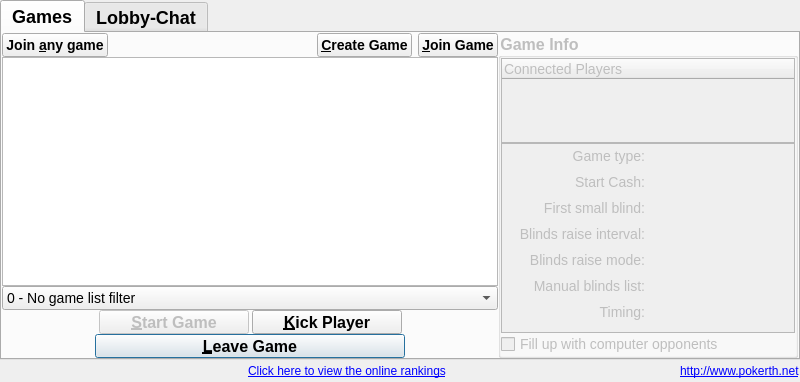
pokerth/pokerth, file src/gui/qt/gui_800x480/gamelobbydialog_800x480.ui: the form before one commit.
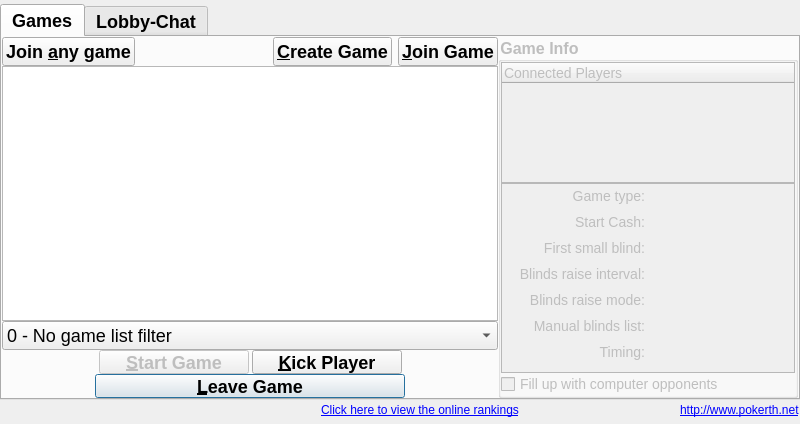
The form after the commit. Icons and pictures are not drawn.

Commit message: next steps android gui - lobby

Patch:
```diff
--- a/src/gui/qt/gui_800x480/gamelobbydialog_800x480.ui
+++ b/src/gui/qt/gui_800x480/gamelobbydialog_800x480.ui
@@ -7,122 +7,35 @@
     <x>0</x>
     <y>0</y>
     <width>800</width>
-    <height>382</height>
+    <height>424</height>
    </rect>
   </property>
   <property name="minimumSize">
    <size>
     <width>800</width>
-    <height>380</height>
+    <height>424</height>
    </size>
   </property>
   <property name="windowTitle">
    <string>Internet Game Lobby</string>
   </property>
-  <property name="styleSheet">
-   <string notr="true"/>
-  </property>
-  <layout class="QGridLayout" name="gridLayout_2">
-   <property name="margin">
-    <number>0</number>
-   </property>
+  <layout class="QVBoxLayout" name="verticalLayout_3">
    <property name="spacing">
     <number>0</number>
    </property>
-   <item row="2" column="0">
-    <layout class="QHBoxLayout">
-     <item>
-      <widget class="QLabel" name="label_connectedPlayersCounter">
-       <property name="styleSheet">
-        <string notr="true">QObject {font: 12px}</string>
-       </property>
-       <property name="text">
-        <string/>
-       </property>
-      </widget>
-     </item>
-     <item>
-      <widget class="QLabel" name="label_runningGamesCounter">
-       <property name="styleSheet">
-        <string notr="true">QObject {font: 12px}</string>
-       </property>
-       <property name="text">
-        <string/>
-       </property>
-      </widget>
-     </item>
-     <item>
-      <widget class="QLabel" name="label_openGamesCounter">
-       <property name="sizePolicy">
-        <sizepolicy hsizetype="MinimumExpanding" vsizetype="Preferred">
-         <horstretch>0</horstretch>
-         <verstretch>0</verstretch>
-        </sizepolicy>
-       </property>
-       <property name="styleSheet">
-        <string notr="true">QObject {font: 12px}</string>
-       </property>
-       <property name="text">
-        <string/>
-       </property>
-      </widget>
-     </item>
-     <item>
-      <widget class="QLabel" name="label">
-       <property name="styleSheet">
-        <string notr="true">QObject {font: 12px}</string>
-       </property>
-       <property name="text">
-        <string>&lt;!DOCTYPE HTML PUBLIC &quot;-//W3C//DTD HTML 4.0//EN&quot; &quot;http://www.w3.org/TR/REC-html40/strict.dtd&quot;&gt;
-&lt;html&gt;&lt;head&gt;&lt;meta name=&quot;qrichtext&quot; content=&quot;1&quot; /&gt;&lt;style type=&quot;text/css&quot;&gt;
-p, li { white-space: pre-wrap; }
-&lt;/style&gt;&lt;/head&gt;&lt;body&gt;
-&lt;table border=&quot;0&quot; style=&quot;-qt-table-type: root; margin-top:4px; margin-bottom:4px; margin-left:4px; margin-right:4px;&quot;&gt;
-&lt;tr&gt;
-&lt;td style=&quot;border: none;&quot;&gt;
-&lt;p style=&quot; margin-top:0px; margin-bottom:0px; margin-left:0px; margin-right:0px; -qt-block-indent:0; text-indent:0px;&quot;&gt;&lt;a href=&quot;http://online-ranking.pokerth.net&quot;&gt;&lt;span style=&quot; text-decoration: underline; color:#0000ff;&quot;&gt;Click here to view the online rankings&lt;/span&gt;&lt;/a&gt;&lt;/p&gt;&lt;/td&gt;&lt;/tr&gt;&lt;/table&gt;&lt;/body&gt;&lt;/html&gt;</string>
-       </property>
-       <property name="openExternalLinks">
-        <bool>true</bool>
-       </property>
-      </widget>
-     </item>
-     <item>
-      <spacer name="horizontalSpacer_2">
-       <property name="orientation">
-        <enum>Qt::Horizontal</enum>
-       </property>
-       <property name="sizeType">
-        <enum>QSizePolicy::Expanding</enum>
-       </property>
-       <property name="sizeHint" stdset="0">
-        <size>
-         <width>20</width>
-         <height>20</height>
-        </size>
-       </property>
-      </spacer>
-     </item>
-     <item>
-      <widget class="QLabel" name="label_pokerthDotNet">
-       <property name="styleSheet">
-        <string notr="true">QObject {font: 12px}</string>
-       </property>
-       <property name="text">
-        <string>&lt;!DOCTYPE HTML PUBLIC &quot;-//W3C//DTD HTML 4.0//EN&quot; &quot;http://www.w3.org/TR/REC-html40/strict.dtd&quot;&gt;
-&lt;html&gt;&lt;head&gt;&lt;meta name=&quot;qrichtext&quot; content=&quot;1&quot; /&gt;&lt;style type=&quot;text/css&quot;&gt;
-p, li { white-space: pre-wrap; }
-&lt;/style&gt;&lt;/head&gt;&lt;body&gt;
-&lt;p style=&quot; margin-top:0px; margin-bottom:0px; margin-left:0px; margin-right:0px; -qt-block-indent:0; text-indent:0px;&quot;&gt;&lt;a href=&quot;http://www.pokerth.net&quot;&gt;&lt;span style=&quot; text-decoration: underline; color:#0000ff;&quot;&gt;http://www.pokerth.net&lt;/span&gt;&lt;/a&gt;&lt;/p&gt;&lt;/body&gt;&lt;/html&gt;</string>
-       </property>
-       <property name="openExternalLinks">
-        <bool>true</bool>
-       </property>
-      </widget>
-     </item>
-    </layout>
-   </item>
-   <item row="1" column="0">
+   <property name="leftMargin">
+    <number>0</number>
+   </property>
+   <property name="topMargin">
+    <number>4</number>
+   </property>
+   <property name="rightMargin">
+    <number>0</number>
+   </property>
+   <property name="bottomMargin">
+    <number>4</number>
+   </property>
+   <item>
     <widget class="QTabWidget" name="tabWidget">
      <property name="minimumSize">
       <size>
@@ -130,12 +43,6 @@
        <height>360</height>
       </size>
      </property>
-     <property name="maximumSize">
-      <size>
-       <width>800</width>
-       <height>360</height>
-      </size>
-     </property>
      <property name="styleSheet">
       <string notr="true">QObject {font: bold 18px}</string>
      </property>
@@ -218,7 +125,7 @@
                 </size>
                </property>
                <property name="styleSheet">
-                <string notr="true">QObject {font: bold 16px}</string>
+                <string notr="true">QObject {font: bold 18px}</string>
                </property>
                <property name="text">
                 <string>&amp;Leave Game</string>
@@ -292,7 +199,7 @@
                 </size>
                </property>
                <property name="styleSheet">
-                <string notr="true">QObject {font: bold 16px}</string>
+                <string notr="true">QObject {font: bold 18px}</string>
                </property>
                <property name="text">
                 <string>&amp;Start Game</string>
@@ -340,7 +247,7 @@
                 </size>
                </property>
                <property name="styleSheet">
-                <string notr="true">QObject {font: bold 16px}</string>
+                <string notr="true">QObject {font: bold 18px}</string>
                </property>
                <property name="text">
                 <string>&amp;Kick Player</string>
@@ -381,7 +288,7 @@
               </size>
              </property>
              <property name="styleSheet">
-              <string notr="true">QObject {font: 14px}</string>
+              <string notr="true">QObject {font: 18px}</string>
              </property>
              <item>
               <property name="text">
@@ -415,46 +322,6 @@
              </item>
             </widget>
            </item>
-           <item row="1" column="0">
-            <widget class="QTreeView" name="treeView_GameList">
-             <property name="minimumSize">
-              <size>
-               <width>0</width>
-               <height>0</height>
-              </size>
-             </property>
-             <property name="maximumSize">
-              <size>
-               <width>16777215</width>
-               <height>16777215</height>
-              </size>
-             </property>
-             <property name="contextMenuPolicy">
-              <enum>Qt::CustomContextMenu</enum>
-             </property>
-             <property name="styleSheet">
-              <string notr="true">QObject { font: 20px; }</string>
-             </property>
-             <property name="horizontalScrollBarPolicy">
-              <enum>Qt::ScrollBarAlwaysOff</enum>
-             </property>
-             <property name="editTriggers">
-              <set>QAbstractItemView::NoEditTriggers</set>
-             </property>
-             <property name="showDropIndicator" stdset="0">
-              <bool>false</bool>
-             </property>
-             <property name="indentation">
-              <number>5</number>
-             </property>
-             <property name="rootIsDecorated">
-              <bool>false</bool>
-             </property>
-             <property name="sortingEnabled">
-              <bool>true</bool>
-             </property>
-            </widget>
-           </item>
            <item row="0" column="0">
             <layout class="QHBoxLayout">
              <property name="spacing">
@@ -478,7 +345,7 @@
                 </size>
                </property>
                <property name="styleSheet">
-                <string notr="true">QObject {font: bold 14px}</string>
+                <string notr="true">QObject {font: bold 18px}</string>
                </property>
                <property name="text">
                 <string>Join &amp;any game</string>
@@ -517,7 +384,7 @@
                 </size>
                </property>
                <property name="styleSheet">
-                <string notr="true">QObject {font: bold 14px}</string>
+                <string notr="true">QObject {font: bold 18px}</string>
                </property>
                <property name="text">
                 <string>&amp;Create Game</string>
@@ -543,7 +410,7 @@
                 </size>
                </property>
                <property name="styleSheet">
-                <string notr="true">QObject {font: bold 14px}</string>
+                <string notr="true">QObject {font: bold 18px}</string>
                </property>
                <property name="text">
                 <string>&amp;Join Game</string>
@@ -556,6 +423,40 @@
              </item>
             </layout>
            </item>
+           <item row="1" column="0">
+            <widget class="QTreeView" name="treeView_GameList">
+             <property name="sizePolicy">
+              <sizepolicy hsizetype="MinimumExpanding" vsizetype="MinimumExpanding">
+               <horstretch>0</horstretch>
+               <verstretch>0</verstretch>
+              </sizepolicy>
+             </property>
+             <property name="contextMenuPolicy">
+              <enum>Qt::CustomContextMenu</enum>
+             </property>
+             <property name="styleSheet">
+              <string notr="true">QObject { font: 18px; } QTreeView::item { font: 16px;  }</string>
+             </property>
+             <property name="horizontalScrollBarPolicy">
+              <enum>Qt::ScrollBarAlwaysOff</enum>
+             </property>
+             <property name="editTriggers">
+              <set>QAbstractItemView::NoEditTriggers</set>
+             </property>
+             <property name="showDropIndicator" stdset="0">
+              <bool>false</bool>
+             </property>
+             <property name="indentation">
+              <number>5</number>
+             </property>
+             <property name="rootIsDecorated">
+              <bool>false</bool>
+             </property>
+             <property name="sortingEnabled">
+              <bool>true</bool>
+             </property>
+            </widget>
+           </item>
           </layout>
          </item>
          <item>
@@ -635,12 +536,6 @@
                 <height>190</height>
                </size>
               </property>
-              <property name="maximumSize">
-               <size>
-                <width>16777215</width>
-                <height>190</height>
-               </size>
-              </property>
               <property name="styleSheet">
                <string notr="true">QObject {font: 14px}</string>
               </property>
@@ -1120,6 +1015,132 @@
      </widget>
     </widget>
    </item>
+   <item>
+    <layout class="QHBoxLayout" name="horizontalLayout_6">
+     <item>
+      <layout class="QHBoxLayout" name="horizontalLayout_5">
+       <property name="spacing">
+        <number>6</number>
+       </property>
+       <item>
+        <spacer name="horizontalSpacer_7">
+         <property name="orientation">
+          <enum>Qt::Horizontal</enum>
+         </property>
+         <property name="sizeType">
+          <enum>QSizePolicy::Fixed</enum>
+         </property>
+         <property name="sizeHint" stdset="0">
+          <size>
+           <width>10</width>
+           <height>20</height>
+          </size>
+         </property>
+        </spacer>
+       </item>
+       <item>
+        <widget class="QLabel" name="label_connectedPlayersCounter">
+         <property name="styleSheet">
+          <string notr="true">QObject {font: 12px}</string>
+         </property>
+         <property name="text">
+          <string/>
+         </property>
+        </widget>
+       </item>
+       <item>
+        <widget class="QLabel" name="label_openGamesCounter">
+         <property name="sizePolicy">
+          <sizepolicy hsizetype="MinimumExpanding" vsizetype="Preferred">
+           <horstretch>0</horstretch>
+           <verstretch>0</verstretch>
+          </sizepolicy>
+         </property>
+         <property name="styleSheet">
+          <string notr="true">QObject {font: 12px}</string>
+         </property>
+         <property name="text">
+          <string/>
+         </property>
+        </widget>
+       </item>
+       <item>
+        <widget class="QLabel" name="label_runningGamesCounter">
+         <property name="styleSheet">
+          <string notr="true">QObject {font: 12px}</string>
+         </property>
+         <property name="text">
+          <string/>
+         </property>
+        </widget>
+       </item>
+      </layout>
+     </item>
+     <item>
+      <spacer name="horizontalSpacer_8">
+       <property name="orientation">
+        <enum>Qt::Horizontal</enum>
+       </property>
+       <property name="sizeHint" stdset="0">
+        <size>
+         <width>40</width>
+         <height>20</height>
+        </size>
+       </property>
+      </spacer>
+     </item>
+     <item>
+      <widget class="QLabel" name="label">
+       <property name="styleSheet">
+        <string notr="true">QObject {font: 12px}</string>
+       </property>
+       <property name="text">
+        <string>&lt;!DOCTYPE HTML PUBLIC &quot;-//W3C//DTD HTML 4.0//EN&quot; &quot;http://www.w3.org/TR/REC-html40/strict.dtd&quot;&gt;
+&lt;html&gt;&lt;head&gt;&lt;meta name=&quot;qrichtext&quot; content=&quot;1&quot; /&gt;&lt;style type=&quot;text/css&quot;&gt;
+p, li { white-space: pre-wrap; }
+&lt;/style&gt;&lt;/head&gt;&lt;body&gt;
+&lt;table border=&quot;0&quot; style=&quot;-qt-table-type: root; margin-top:4px; margin-bottom:4px; margin-left:4px; margin-right:4px;&quot;&gt;
+&lt;tr&gt;
+&lt;td style=&quot;border: none;&quot;&gt;
+&lt;p style=&quot; margin-top:0px; margin-bottom:0px; margin-left:0px; margin-right:0px; -qt-block-indent:0; text-indent:0px;&quot;&gt;&lt;a href=&quot;http://online-ranking.pokerth.net&quot;&gt;&lt;span style=&quot; text-decoration: underline; color:#0000ff;&quot;&gt;Click here to view the online rankings&lt;/span&gt;&lt;/a&gt;&lt;/p&gt;&lt;/td&gt;&lt;/tr&gt;&lt;/table&gt;&lt;/body&gt;&lt;/html&gt;</string>
+       </property>
+       <property name="openExternalLinks">
+        <bool>true</bool>
+       </property>
+      </widget>
+     </item>
+     <item>
+      <spacer name="horizontalSpacer_9">
+       <property name="orientation">
+        <enum>Qt::Horizontal</enum>
+       </property>
+       <property name="sizeHint" stdset="0">
+        <size>
+         <width>40</width>
+         <height>20</height>
+        </size>
+       </property>
+      </spacer>
+     </item>
+     <item>
+      <widget class="QLabel" name="label_pokerthDotNet">
+       <property name="styleSheet">
+        <string notr="true">QObject {font: 12px}</string>
+       </property>
+       <property name="text">
+        <string>&lt;!DOCTYPE HTML PUBLIC &quot;-//W3C//DTD HTML 4.0//EN&quot; &quot;http://www.w3.org/TR/REC-html40/strict.dtd&quot;&gt;
+&lt;html&gt;&lt;head&gt;&lt;meta name=&quot;qrichtext&quot; content=&quot;1&quot; /&gt;&lt;style type=&quot;text/css&quot;&gt;
+p, li { white-space: pre-wrap; }
+&lt;/style&gt;&lt;/head&gt;&lt;body&gt;
+&lt;p style=&quot; margin-top:0px; margin-bottom:0px; margin-left:0px; margin-right:0px; -qt-block-indent:0; text-indent:0px;&quot;&gt;&lt;a href=&quot;http://www.pokerth.net&quot;&gt;&lt;span style=&quot; text-decoration: underline; color:#0000ff;&quot;&gt;http://www.pokerth.net&lt;/span&gt;&lt;/a&gt;&lt;/p&gt;&lt;/body&gt;&lt;/html&gt;</string>
+       </property>
+       <property name="openExternalLinks">
+        <bool>true</bool>
+       </property>
+      </widget>
+     </item>
+    </layout>
+   </item>
   </layout>
  </widget>
  <tabstops>
```
The commit also changes 2 other files.
